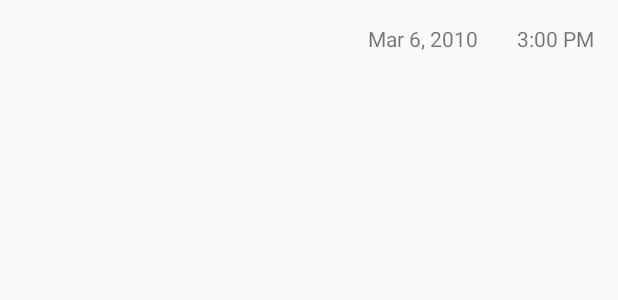
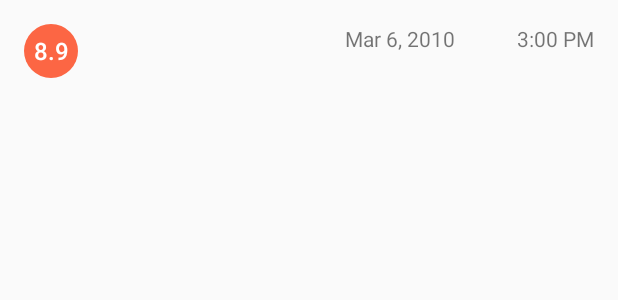
Before and after one commit to tanaskovicVesna/EarthquakeReport, an Android app: the layout list_item.xml on its own in the app's theme, with its tools: preview values and no code run, on a phone screen of 412 x 824 dp. Shown: the top 300 px of the screen. Run offline under Robolectric (Android 15) with nearby library versions, the phone set to English and light mode, and no system bars.

Commit message:
Add formatted magnitude nad GradientDravable as circle representation of magnitude

```diff
--- /dev/null
+++ b/app/src/main/res/drawable/magnitude_circle.xml
@@ -0,0 +1,10 @@
+<?xml version="1.0" encoding="utf-8"?>
+<!-- Background circle for the magnitude value -->
+<shape xmlns:android="http://schemas.android.com/apk/res/android"
+    android:shape="oval">
+    <solid android:color="@color/magnitude1" />
+    <size
+        android:width="36dp"
+        android:height="36dp" />
+    <corners android:radius="18dp" />
+</shape>
--- a/app/src/main/res/layout/list_item.xml
+++ b/app/src/main/res/layout/list_item.xml
@@ -5,13 +5,18 @@
     xmlns:tools="http://schemas.android.com/tools"
     android:orientation="horizontal"
     android:minHeight="?android:attr/listPreferredItemHeight"
-    android:padding="16dp"
-    android:weightSum="5">
+    android:padding="16dp">
     <TextView
         android:id="@+id/magnitude"
-        android:layout_weight="1"
-        android:layout_width="0dp"
-        android:layout_height="match_parent"/>
+        android:layout_width="36dp"
+        android:layout_height="36dp"
+        android:layout_gravity="center_vertical"
+        android:background="@drawable/magnitude_circle"
+        android:fontFamily="sans-serif-medium"
+        android:gravity="center"
+        android:textColor="@android:color/white"
+        android:textSize="16sp"
+        tools:text="8.9"/>
 
     <TextView
         android:layout_gravity="center"
```
Also changed, not shown: app/src/main/java/com/example/android/quakereport/adapter/EarthquakeAdapter.java (+71 -1 lines), app/src/main/res/values/colors.xml (+30 -0 lines).
